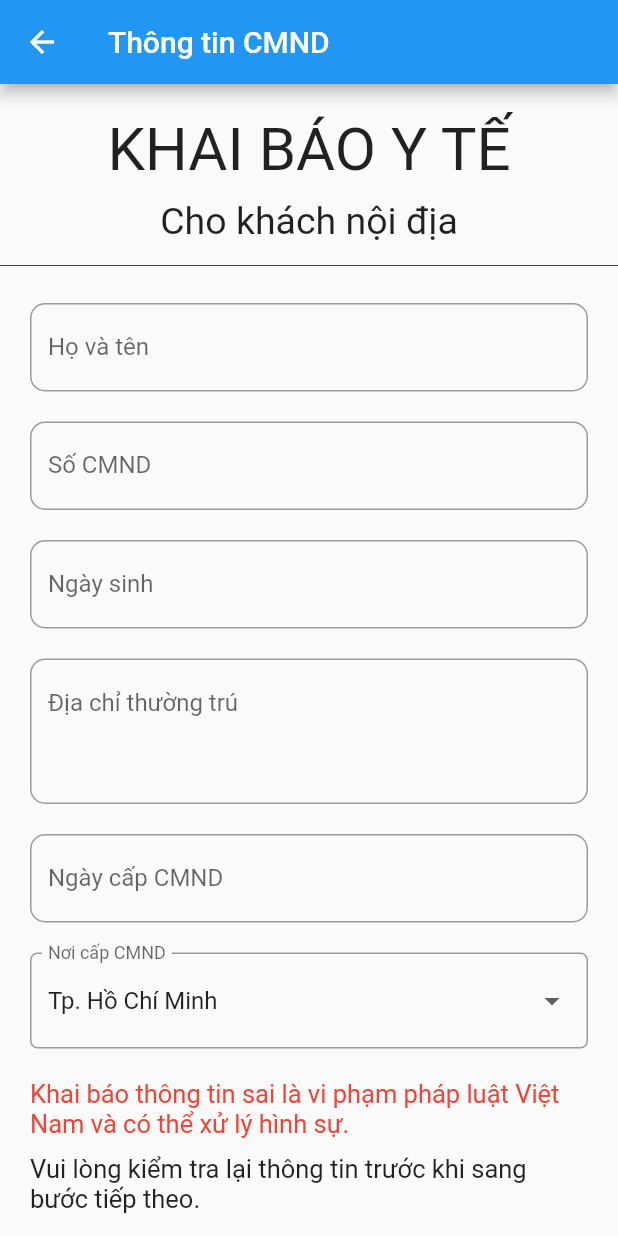
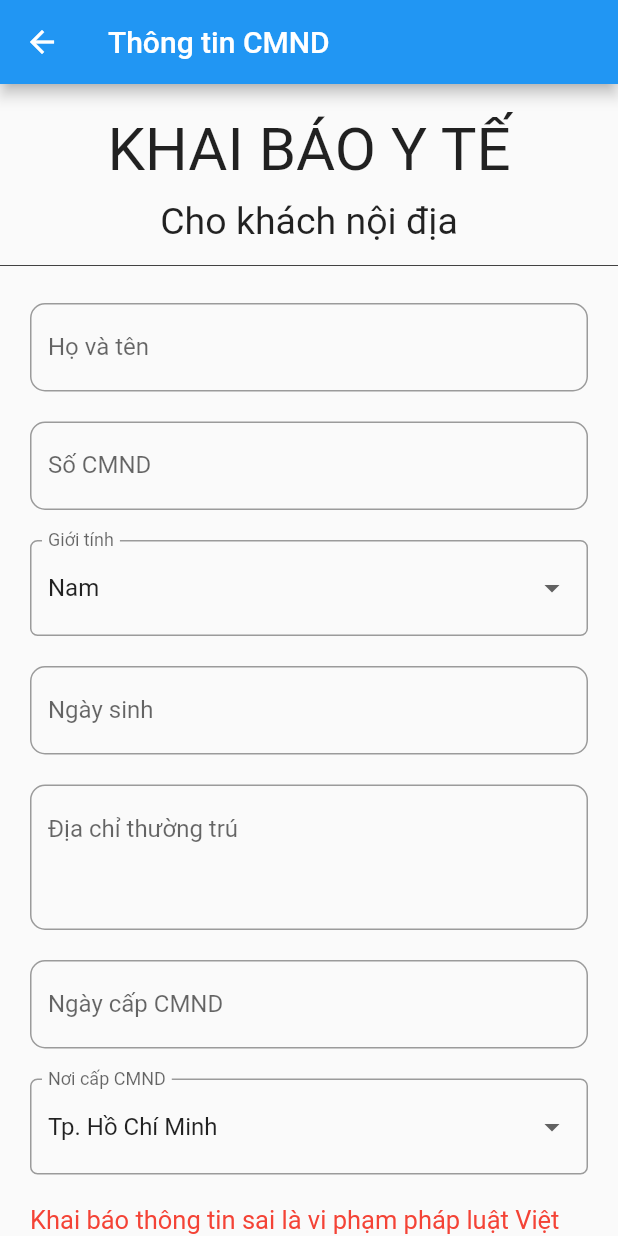
Before and after one commit to phanthingocanh/ADN-Mobile, a Flutter app: the FillInforRoute screen opened by its route, on a phone screen of 412 x 824 dp. Run offline on Flutter 3.47's test engine with Material 2 defaults, Android fonts, the phone set to English and light mode, and no system bars; drawn by our look-alikes of datetime_picker_formfield; our stand-ins replace flutter_bloc, image_picker, rflutter_alert, validators.

Commit message:
auto_valid/add_gender/defaultdate

```diff
--- a/lib/screens/information/fill_info.dart
+++ b/lib/screens/information/fill_info.dart
@@ -73,10 +73,25 @@ class MyCustomFormState extends State<MyCustomForm> {
   // Note: This is a GlobalKey<FormState>,
   // not a GlobalKey<MyCustomFormState>.
   final _formKey = GlobalKey<FormState>();
+  bool _autoValidate = false;
+
   final format = DateFormat("yyyy-MM-dd");
+  var now = new DateTime.now();
+  // var formatter = new DateFormat("MM");
+  // String month = formatter.format(now);
 
-  var currentSelectedValue = 'Tp. Hồ Chí Minh';
+  var currentSelectedProvince = 'Tp. Hồ Chí Minh';
+  var currentSelectedGender = 'Nam';
+  String _fullName;
+  String  _cmnd;
+  DateTime _birthday;
+  String _address;
+  DateTime _ngaycap;
+
   var provinceTypes = ["Tp. Hồ Chí Minh", "Hà Nội", "Lâm Đồng"];
+  var gender = ["Nam","Nữ","Khác"];
+
+
 
   @override
   Widget build(BuildContext context) {
@@ -84,6 +99,7 @@ class MyCustomFormState extends State<MyCustomForm> {
     // Build a Form widget using the _formKey created above.
     return Form(
       key: _formKey,
+      autovalidate: _autoValidate,
       child: Column(
         crossAxisAlignment: CrossAxisAlignment.start,
         children: <Widget>[
@@ -99,10 +115,13 @@ class MyCustomFormState extends State<MyCustomForm> {
               ),
               validator: (value) {
                 if (value.isEmpty) {
-                  return 'Vui lòng nhập tên';
+                  return 'Vui lòng nhập họ tên';
                 }
                 return null;
               },
+              onSaved: (String val) {
+                _fullName = val;
+              }
             ),
           ),
           Padding(
@@ -125,9 +144,44 @@ class MyCustomFormState extends State<MyCustomForm> {
                 }
                 return null;
               },
+              onSaved: (String val) {
+                _cmnd = val;
+              }
             ),
           ),
 
+          Padding(
+            padding: const EdgeInsets.fromLTRB(20.0, 10.0, 20.0, 10.0),
+            child: FormField<String>(
+              builder: (FormFieldState<String> state) {
+                return InputDecorator(
+                  decoration: InputDecoration(
+                      labelText: 'Giới tính',
+                      border: OutlineInputBorder(
+                          borderRadius: BorderRadius.circular(5.0))),
+                  child: DropdownButtonHideUnderline(
+                    child: DropdownButton<String>(
+                      hint: Text("Chọn giới tính"),
+                      value: currentSelectedGender,
+                      isDense: true,
+                      onChanged: (newValue) {
+                        setState(() {
+                          currentSelectedGender = newValue;
+                        });
+                        // print(currentSelectedGender);
+                      },
+                      items: gender.map((String value) {
+                        return DropdownMenuItem<String>(
+                          value: value,
+                          child: Text(value),
+                        );
+                      }).toList(),
+                    ),
+                  ),
+                );
+              },
+            ),
+          ),
           //
           Padding(
             padding: const EdgeInsets.fromLTRB(20.0, 10.0, 20.0, 10.0),
@@ -144,11 +198,14 @@ class MyCustomFormState extends State<MyCustomForm> {
                 }
                 return null;
               },
+              onSaved: (DateTime val) {
+                _birthday = val;
+              },
               onShowPicker: (context, currentValue) {
                 return showDatePicker(
                     context: context,
                     firstDate: DateTime(1900),
-                    initialDate: currentValue ?? DateTime.now(),
+                    initialDate: currentValue ?? DateTime(1995, now.month, now.day),
                     lastDate: DateTime(2100));
               },
             ),
@@ -174,6 +231,9 @@ class MyCustomFormState extends State<MyCustomForm> {
                 }
                 return null;
               },
+              onSaved: (String val) {
+                _address = val;
+              },
             ),
           ),
 
@@ -194,11 +254,14 @@ class MyCustomFormState extends State<MyCustomForm> {
                 }
                 return null;
               },
+              onSaved: (DateTime val) {
+                _ngaycap = val;
+              },
               onShowPicker: (context, currentValue) {
                 return showDatePicker(
                     context: context,
                     firstDate: DateTime(1900),
-                    initialDate: currentValue ?? DateTime.now(),
+                    initialDate: currentValue ?? DateTime(2015, now.month, now.day),
                     lastDate: DateTime(2100));
               },
             ),
@@ -216,13 +279,13 @@ class MyCustomFormState extends State<MyCustomForm> {
                   child: DropdownButtonHideUnderline(
                     child: DropdownButton<String>(
                       hint: Text("Chọn tỉnh"),
-                      value: currentSelectedValue,
+                      value: currentSelectedProvince,
                       isDense: true,
                       onChanged: (newValue) {
                         setState(() {
-                          currentSelectedValue = newValue;
+                          currentSelectedProvince = newValue;
                         });
-                        print(currentSelectedValue);
+                        print(currentSelectedProvince);
                       },
                       items: provinceTypes.map((String value) {
                         return DropdownMenuItem<String>(
@@ -267,11 +330,13 @@ class MyCustomFormState extends State<MyCustomForm> {
                     // Validate returns true if the form is valid, or false
                     // otherwise.
                     if (_formKey.currentState.validate()) {
-                      // If the form is valid, display a Snackbar.
-                      // Scaffold.of(context)
-                      //     .showSnackBar(SnackBar(content: Text('Processing Data')));
                       Navigator.pushNamed(context, RouteStrings.fillFormEmailPhone);
 
+                    }else {
+                      //    If all data are not valid then start auto validation.
+                      setState(() {
+                        _autoValidate = true;
+                      });
                     }
                   },
                   color: Colors.blue[400],
```
Also changed, not shown: lib/screens/information/fill_email_phone.dart (+17 -12 lines), lib/screens/information/fill_travel.dart (+4 -3 lines).
